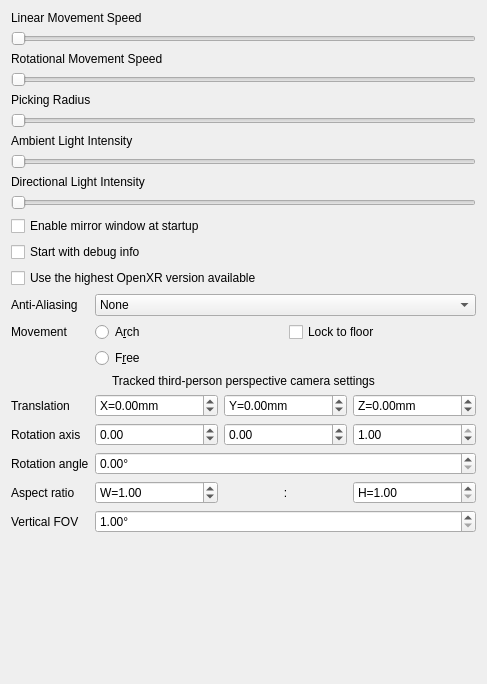
This is Resources/Gui/Resources/preferences/XRPreferences.ui in kwahoo2/freecad-xr-workbench as Qt 5 draws it before an edit. The edited form follows.
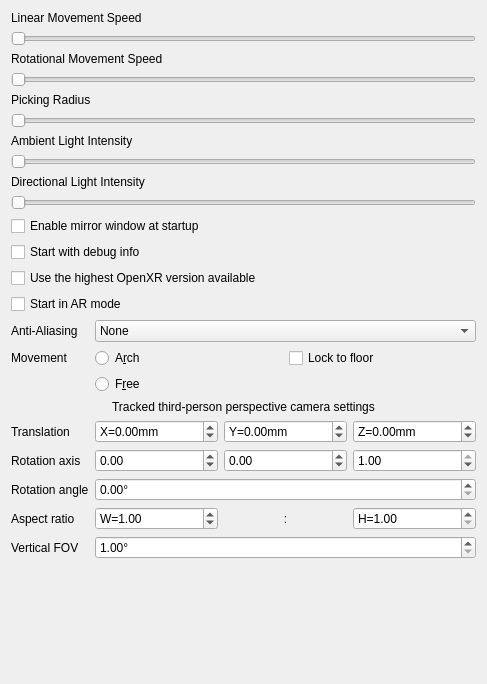
This is the edited form.

Commit message: blend modes for AR

The edit to the form file:
```diff
--- a/Resources/Gui/Resources/preferences/XRPreferences.ui
+++ b/Resources/Gui/Resources/preferences/XRPreferences.ui
@@ -122,14 +122,14 @@
        </property>
       </widget>
      </item>
-     <item row="13" column="0">
+     <item row="14" column="0">
       <widget class="QLabel" name="label_5">
        <property name="text">
         <string>Anti-Aliasing</string>
        </property>
       </widget>
      </item>
-     <item row="13" column="1">
+     <item row="14" column="1">
       <widget class="QComboBox" name="msaaComboBox">
        <item>
         <property name="text">
@@ -153,14 +153,14 @@
        </item>
       </widget>
      </item>
-     <item row="14" column="0">
+     <item row="15" column="0">
       <widget class="QLabel" name="label_6">
        <property name="text">
         <string>Movement</string>
        </property>
       </widget>
      </item>
-     <item row="14" column="1">
+     <item row="15" column="1">
       <layout class="QHBoxLayout" name="horizontalLayout_11">
        <property name="leftMargin">
         <number>0</number>
@@ -187,7 +187,7 @@
        </item>
       </layout>
      </item>
-     <item row="15" column="1">
+     <item row="16" column="1">
       <widget class="QRadioButton" name="movFreeRadioButton">
        <property name="text">
         <string>F&amp;ree</string>
@@ -197,7 +197,7 @@
        </attribute>
       </widget>
      </item>
-     <item row="16" column="0" colspan="2">
+     <item row="17" column="0" colspan="2">
       <widget class="QLabel" name="label_7">
        <property name="text">
         <string>Tracked third-person perspective camera settings</string>
@@ -207,7 +207,7 @@
        </property>
       </widget>
      </item>
-     <item row="17" column="0">
+     <item row="18" column="0">
       <widget class="QLabel" name="label_8">
        <property name="text">
         <string>Translation</string>
@@ -217,7 +217,7 @@
        </property>
       </widget>
      </item>
-     <item row="17" column="1">
+     <item row="18" column="1">
       <layout class="QHBoxLayout" name="horizontalLayout">
        <item>
         <widget class="QDoubleSpinBox" name="xTransSpinBox">
@@ -269,14 +269,14 @@
        </item>
       </layout>
      </item>
-     <item row="18" column="0">
+     <item row="19" column="0">
       <widget class="QLabel" name="label_9">
        <property name="text">
         <string>Rotation axis</string>
        </property>
       </widget>
      </item>
-     <item row="18" column="1">
+     <item row="19" column="1">
       <layout class="QHBoxLayout" name="horizontalLayout_2">
        <item>
         <widget class="QDoubleSpinBox" name="xRotSpinBox">
@@ -325,14 +325,14 @@
        </item>
       </layout>
      </item>
-     <item row="19" column="0">
+     <item row="20" column="0">
       <widget class="QLabel" name="label_10">
        <property name="text">
         <string>Rotation angle</string>
        </property>
       </widget>
      </item>
-     <item row="19" column="1">
+     <item row="20" column="1">
       <widget class="QDoubleSpinBox" name="angleRotSpinBox">
        <property name="suffix">
         <string>°</string>
@@ -342,14 +342,14 @@
        </property>
       </widget>
      </item>
-     <item row="20" column="0">
+     <item row="21" column="0">
       <widget class="QLabel" name="label_11">
        <property name="text">
         <string>Aspect ratio</string>
        </property>
       </widget>
      </item>
-     <item row="20" column="1">
+     <item row="21" column="1">
       <layout class="QHBoxLayout" name="horizontalLayout_3">
        <item>
         <widget class="QDoubleSpinBox" name="aspectWSpinBox">
@@ -395,14 +395,14 @@
        </item>
       </layout>
      </item>
-     <item row="21" column="0">
+     <item row="22" column="0">
       <widget class="QLabel" name="label_12">
        <property name="text">
         <string>Vertical FOV</string>
        </property>
       </widget>
      </item>
-     <item row="21" column="1">
+     <item row="22" column="1">
       <widget class="QDoubleSpinBox" name="vertFovSpinBox">
        <property name="suffix">
         <string>°</string>
@@ -418,6 +418,13 @@
        </property>
       </widget>
      </item>
+     <item row="13" column="0" colspan="2">
+      <widget class="QCheckBox" name="startARmodeCheckBox">
+       <property name="text">
+        <string>Start in AR mode</string>
+       </property>
+      </widget>
+     </item>
     </layout>
    </item>
   </layout>
```
Left out of the diff: 16 changed lines with no effect on the pictures. The commit also changes 4 other files.
